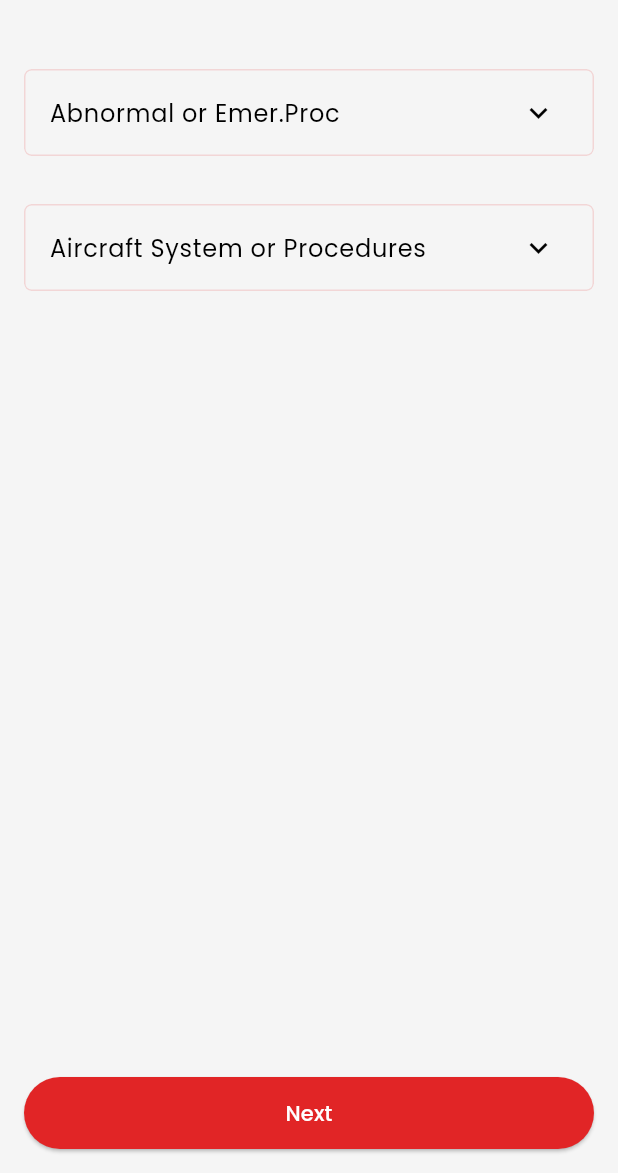
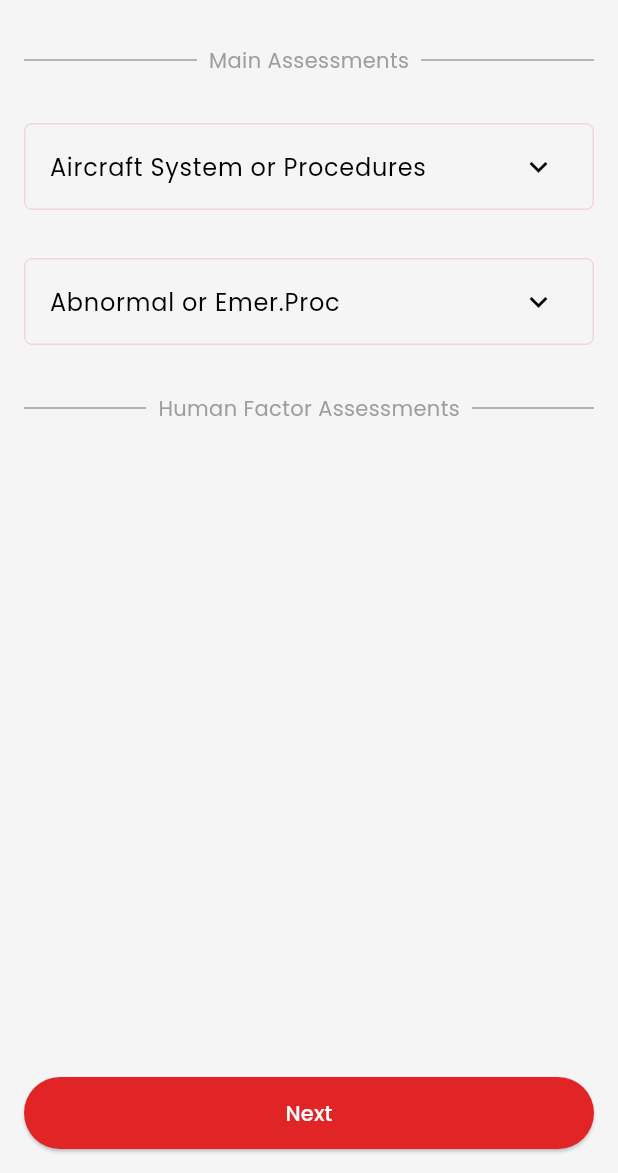
Before and after one commit to YosuaPWH/ts_one, a Flutter app: the NewAssessmentVariables screen opened directly with empty values, on a phone screen of 412 x 824 dp, the part 63-1236 px from its top. Run offline on Flutter 3.47's test engine with Material 2 defaults, Android fonts, the light colour scheme and no system bars; our stand-ins replace cloud_firestore, device_info_plus, email_validator, firebase_auth, firebase_core, firebase_storage and 16 more; missing offline and left inert: excel, googleapis, hand_signature, syncfusion_flutter_pdf; accounts and stored records are empty; generated files the repository leaves out were written again.

Commit message:
Some fixes

```diff
--- a/lib/data/assessments/assessment_results.dart
+++ b/lib/data/assessments/assessment_results.dart
@@ -190,7 +190,7 @@ class AssessmentResults{
     assessmentResults1.date = newAssessment.assessmentDate;
     assessmentResults1.examineeStaffIDNo = newAssessment.idNo1;
     assessmentResults1.licenseExpiry = newAssessment.licenseExpiry1;
-    assessmentResults1.simIdent = Util.defaultStringIfNull; // TODO complete this one on new_assessment and the view
+    assessmentResults1.simIdent = newAssessment.simulationIdentity;
     assessmentResults1.otherStaffIDNo = newAssessment.idNo2;
     assessmentResults1.otherStaffName = newAssessment.nameExaminee2;
     assessmentResults1.otherStaffRank = newAssessment.rankExaminee2;
@@ -215,7 +215,7 @@ class AssessmentResults{
     assessmentResults2.date = newAssessment.assessmentDate;
     assessmentResults2.examineeStaffIDNo = newAssessment.idNo2;
     assessmentResults2.licenseExpiry = newAssessment.licenseExpiry2;
-    assessmentResults2.simIdent = Util.defaultStringIfNull; // TODO complete this one on new_assessment and the view
+    assessmentResults2.simIdent = newAssessment.simulationIdentity;
     assessmentResults2.otherStaffIDNo = newAssessment.idNo1;
     assessmentResults2.otherStaffName = newAssessment.nameExaminee1;
     assessmentResults2.otherStaffRank = newAssessment.rankExaminee1;
--- a/lib/data/assessments/assessment_variables.dart
+++ b/lib/data/assessments/assessment_variables.dart
@@ -78,8 +78,8 @@ class AssessmentVariables with ChangeNotifier {
   ];
 
   static const aircraftSystemCategory = [
+    keyAircraftSystemProcedures,
     keyAbnormalEmergencyProcedure,
-    keyAircraftSystemProcedures,
   ];
 
   static const satisfactoryList = [
--- a/lib/data/assessments/new_assessment.dart
+++ b/lib/data/assessments/new_assessment.dart
@@ -15,6 +15,7 @@ class NewAssessment with ChangeNotifier {
     this.aircraftType = "",
     this.airportAndRoute = "",
     this.simulationHours = "",
+    this.simulationIdentity = "",
   });
 
   static const String keyTypeOfAssessmentSimulator = "Simulator";
@@ -86,6 +87,7 @@ class NewAssessment with ChangeNotifier {
   String aircraftType = "";
   String airportAndRoute = "";
   String simulationHours = "";
+  String simulationIdentity = "";
 
   String getIDNo1() {
     if (idNo1 == Util.defaultIntIfNull) {
--- a/lib/presentation/view/assessment/new_assessment_variables.dart
+++ b/lib/presentation/view/assessment/new_assessment_variables.dart
@@ -197,10 +197,58 @@ class _NewAssessmentVariablesState extends State<NewAssessmentVariables> {
                       scrollDirection: Axis.vertical,
                       child: Column(
                         children: [
+                          const Padding(
+                            padding: EdgeInsets.only(top: 16.0, left: 16.0, right: 16.0),
+                            child: Row(
+                              children: <Widget>[
+                                Expanded(
+                                  child: Divider(
+                                    color: Colors.grey,
+                                  ),
+                                ),
+                                Padding(
+                                  padding: EdgeInsets.symmetric(horizontal: 8.0),
+                                  child: Text(
+                                    'Main Assessments',
+                                    style: TextStyle(color: Colors.grey),
+                                  ),
+                                ),
+                                Expanded(
+                                  child: Divider(
+                                    color: Colors.grey,
+                                  ),
+                                ),
+                              ],
+                            ),
+                          ),
                           Padding(
                             padding: const EdgeInsets.all(16),
                             child: Column(
                               children: _expansionTilesForNewAssessmentVariables(),
+                            ),
+                          ),
+                          const Padding(
+                            padding: EdgeInsets.only(left: 16.0, right: 16.0),
+                            child: Row(
+                              children: <Widget>[
+                                Expanded(
+                                  child: Divider(
+                                    color: Colors.grey,
+                                  ),
+                                ),
+                                Padding(
+                                  padding: EdgeInsets.symmetric(horizontal: 8.0),
+                                  child: Text(
+                                    'Human Factor Assessments',
+                                    style: TextStyle(color: Colors.grey),
+                                  ),
+                                ),
+                                Expanded(
+                                  child: Divider(
+                                    color: Colors.grey,
+                                  ),
+                                ),
+                              ],
                             ),
                           ),
                           Padding(
@@ -1471,7 +1519,7 @@ class _NewAssessmentVariablesState extends State<NewAssessmentVariables> {
             border: OutlineInputBorder(),
             hintMaxLines: 1,
             label: Text(
-              "Markers",
+              "PF",
               style: TextStyle(
                 fontSize: 12,
               ),
@@ -1506,7 +1554,7 @@ class _NewAssessmentVariablesState extends State<NewAssessmentVariables> {
             border: OutlineInputBorder(),
             hintMaxLines: 1,
             label: Text(
-              "Markers",
+              "PM",
               style: TextStyle(
                 fontSize: 12,
               ),
@@ -1648,7 +1696,7 @@ class _NewAssessmentVariablesState extends State<NewAssessmentVariables> {
             border: OutlineInputBorder(),
             hintMaxLines: 1,
             label: Text(
-              "Markers",
+              "PF",
               style: TextStyle(
                 fontSize: 12,
               ),
@@ -1683,7 +1731,7 @@ class _NewAssessmentVariablesState extends State<NewAssessmentVariables> {
             border: OutlineInputBorder(),
             hintMaxLines: 1,
             label: Text(
-              "Markers",
+              "PM",
               style: TextStyle(
                 fontSize: 12,
               ),
```
Also changed, not shown: lib/presentation/view/assessment/new_assessment_candidate.dart (+30 -0 lines), lib/presentation/view/home/home_screen.dart (+4 -4 lines). Lines whose indentation alone changed are shown as unchanged.
